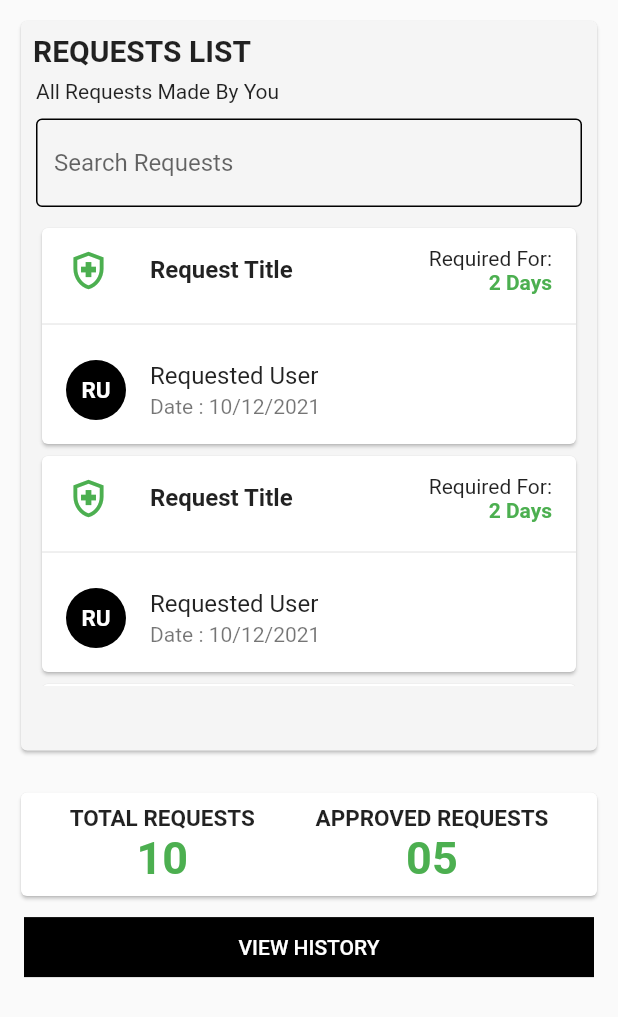
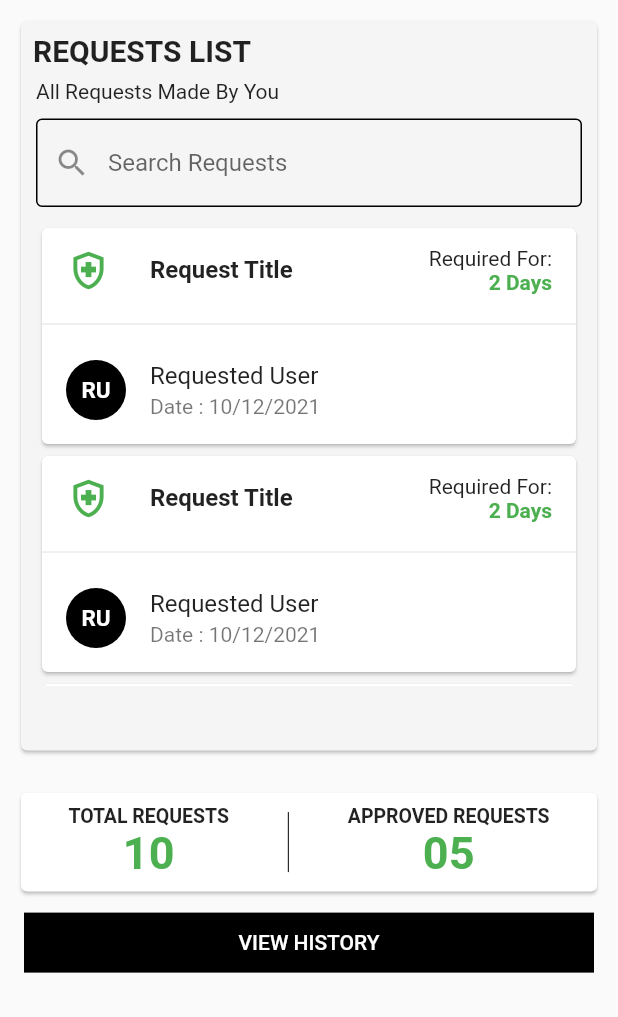
Before and after one commit to AminTahseen/Flutter_Rashan_For_You, a Flutter app: the HomeRequest screen opened directly, on a phone screen of 412 x 824 dp. Shown: the top 1017 px of the screen. Run offline on Flutter 3.47's test engine with Material 2 defaults, Android fonts, the phone set to English and light mode, and no system bars; our stand-ins replace flutter_smart_dialog, fluttertoast, percent_indicator, shared_preferences, sqflite; missing offline and left inert: dart:ffi; accounts and stored records are empty; network calls fail.

Commit message:
updates made

```diff
--- a/lib/screens/Bottom_nav_screens/requester/home_requests_screen.dart
+++ b/lib/screens/Bottom_nav_screens/requester/home_requests_screen.dart
@@ -43,6 +43,7 @@ class HomeRequest extends StatelessWidget {
                         margin: const EdgeInsets.only(left: 10.0, right: 10.0),
                         child: TextFormField(
                           decoration: new InputDecoration(
+                            prefixIcon: Icon(Icons.search),
                             focusedBorder: OutlineInputBorder(
                               borderSide:
                                   BorderSide(color: Colors.green, width: 2.0),
@@ -51,7 +52,8 @@ class HomeRequest extends StatelessWidget {
                               borderSide:
                                   BorderSide(color: Colors.black, width: 1.0),
                             ),
-                              hintText: 'Search Requests'),
+                            hintText: 'Search Requests',
+                          ),
                         ),
                       ),
                       Container(
@@ -84,7 +86,7 @@ class HomeRequest extends StatelessWidget {
                                 Text(
                                   'Total Requests'.toUpperCase(),
                                   style: TextStyle(
-                                      fontSize: 15,
+                                      fontSize: 13,
                                       fontWeight: FontWeight.bold),
                                 ),
                                 Text(
@@ -97,6 +99,11 @@ class HomeRequest extends StatelessWidget {
                               ],
                             ),
                           ),
+                          Container(
+                              height: 40,
+                              child: VerticalDivider(
+                                color: Colors.black,
+                              )),
                           Padding(
                             padding: const EdgeInsets.all(8.0),
                             child: Column(
@@ -104,7 +111,7 @@ class HomeRequest extends StatelessWidget {
                                 Text(
                                   'Approved Requests'.toUpperCase(),
                                   style: TextStyle(
-                                      fontSize: 15,
+                                      fontSize: 13,
                                       fontWeight: FontWeight.bold),
                                 ),
                                 Text(
```
Lines whose indentation alone changed are shown as unchanged.
